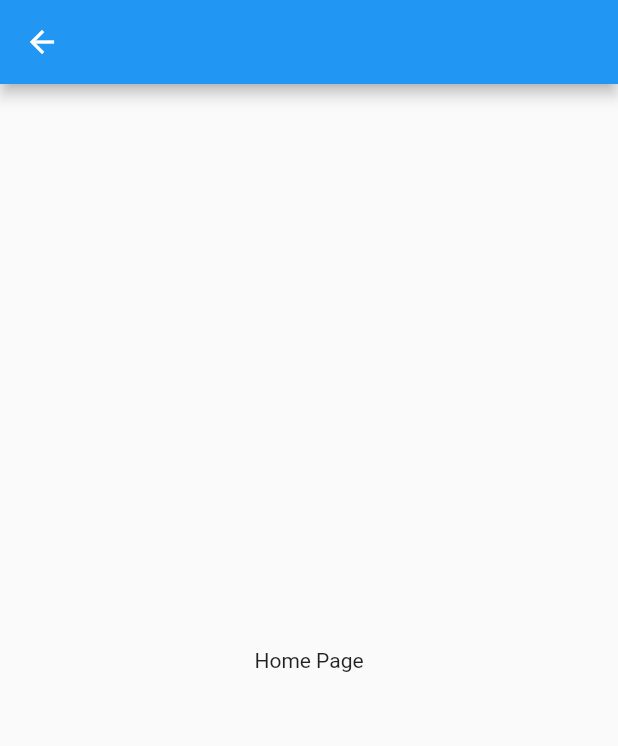
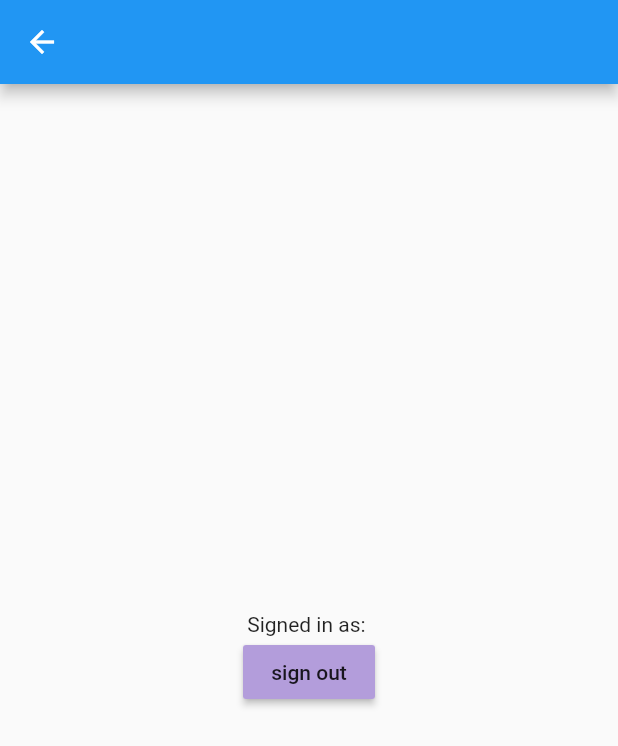
Before and after one commit to alexandrutm/EventManager, a Flutter app: the HomePage screen opened directly, on a phone screen of 412 x 824 dp. Shown: the top 746 px of the screen. Run offline on Flutter 3.47's test engine with Material 2 defaults, Android fonts, the phone set to English and light mode, and no system bars; our stand-ins replace firebase_auth, firebase_core, google_fonts, smooth_page_indicator; accounts and stored records are empty; network calls fail.

Commit message:
Login & logout

```diff
--- a/eventmanager/lib/home_page.dart
+++ b/eventmanager/lib/home_page.dart
@@ -1,14 +1,33 @@
+import 'package:firebase_auth/firebase_auth.dart';
 import 'package:flutter/material.dart';
 
-class HomePage extends StatelessWidget {
+class HomePage extends StatefulWidget {
   const HomePage({Key? key}) : super(key: key);
 
+  @override
+  State<HomePage> createState() => _HomePageState();
+}
+
+class _HomePageState extends State<HomePage> {
+  final user = FirebaseAuth.instance.currentUser!;
   @override
   Widget build(BuildContext context) {
     return Scaffold(
       appBar: AppBar(),
       body: Center(
-        child: Text('Home Page'),
+        child: Column(
+          mainAxisAlignment: MainAxisAlignment.center,
+          children: [
+            Text('Signed in as: ' + user.email!),
+            MaterialButton(
+              onPressed: () {
+                FirebaseAuth.instance.signOut();
+              },
+              color: Colors.deepPurple[200],
+              child: Text('sign out'),
+            )
+          ],
+        ),
       ),
     );
   }
--- a/eventmanager/lib/main.dart
+++ b/eventmanager/lib/main.dart
@@ -1,6 +1,7 @@
 import 'package:firebase_core/firebase_core.dart';
 import 'package:eventmanager/login_page.dart';
 import 'package:flutter/material.dart';
+import 'login_check.dart';
 import 'onboarding_screen.dart';
 import 'login_page.dart';
 
@@ -19,7 +20,7 @@ class EventManager extends StatelessWidget {
     return const MaterialApp(
       debugShowCheckedModeBanner: false,
       //home: OnBoardingScreen(),
-      home: LoginPage(),
+      home: CheckLogin(),
     );
   }
 }
```
Also changed, not shown: eventmanager/lib/login_check.dart (added, +23 -0 lines), eventmanager/lib/login_page.dart (+19 -1 lines).
